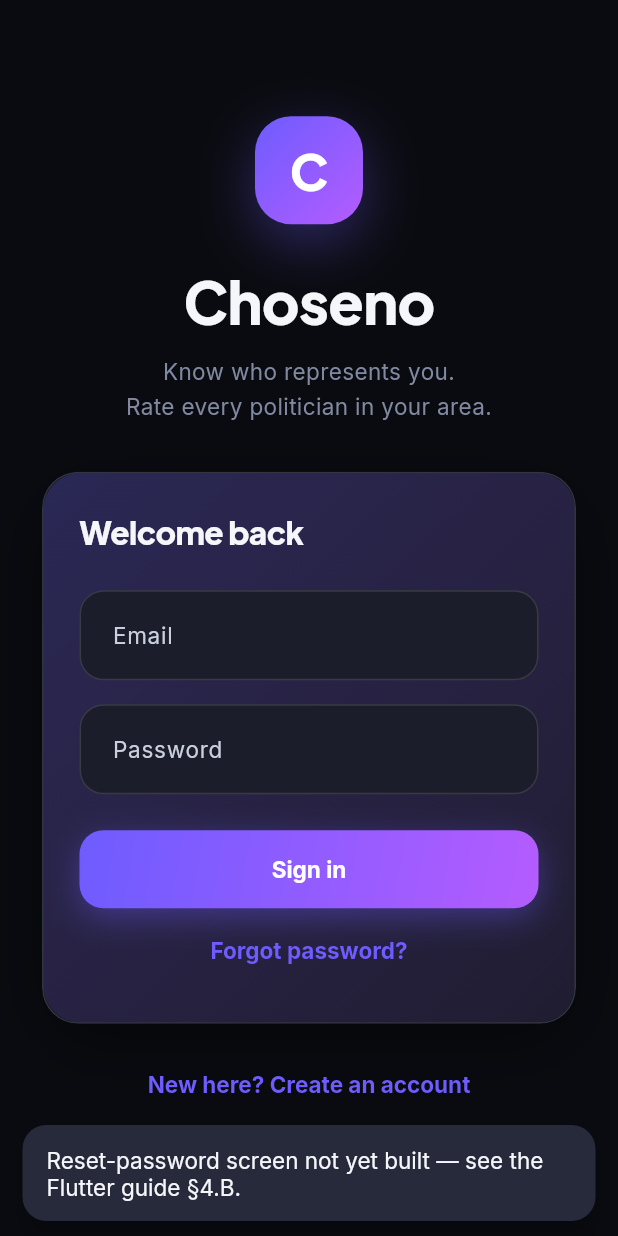
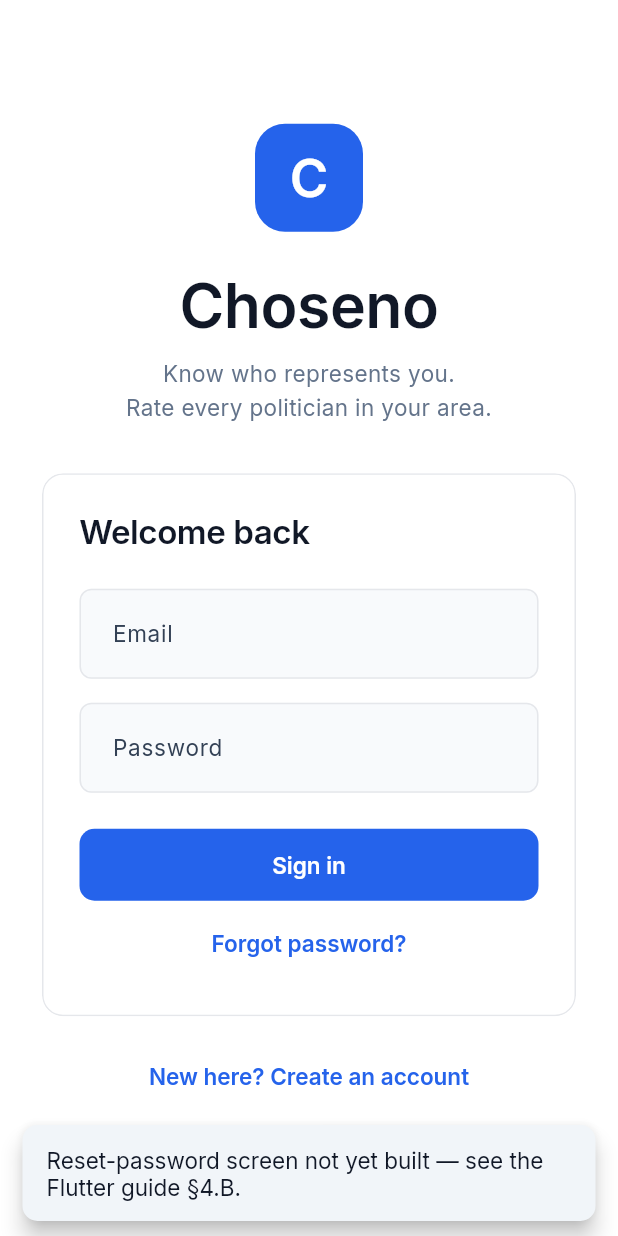
Before and after one commit to vmn2k4/srinath_choseno, a Flutter app: the screen it shows after launch, after a tap on "Forgot password?", on a phone screen of 412 x 824 dp. Run offline on Flutter 3.47's test engine with Material 3 defaults, Android fonts, the phone set to English and light mode, and no system bars; our stand-ins replace app_links, flutter_dotenv, flutter_map, flutter_riverpod, flutter_secure_storage, geolocator and 6 more; accounts and stored records are empty; network calls fail; project files that could hold a hidden picture were left out.

Commit message:
Mobile theme: Clean light default (InspoAI tokens) — blue #2563EB, Inter everywhere, flat bordered cards, 14/10/8 radii, labelled nav; AA test
Co-Authored-By: Claude Sonnet 5.5 <noreply@anthropic.com>

```diff
--- a/mobile/lib/core/theme/app_theme.dart
+++ b/mobile/lib/core/theme/app_theme.dart
@@ -14,7 +14,7 @@ import 'theme_config.dart';
 /// Corner radius for buttons and inputs — rounder than the website's 8px
 /// small-control radius on purpose: on a touch screen a 52pt-tall control
 /// with a soft 16pt corner reads (and taps) as a native control.
-const double _controlRadius = 16;
+const double _controlRadius = ChosenoRadii.control;
 
 abstract final class ChosenoTheme {
   static ChosenoPalette of(BuildContext context) {
@@ -127,7 +127,7 @@ abstract final class AppTheme {
             fontWeight: FontWeight.w700,
           ),
           elevation: 0,
-          minimumSize: const Size(64, 52),
+          minimumSize: const Size(64, 48),
           padding: const EdgeInsets.symmetric(
             horizontal: ChosenoSpacing.lg,
             vertical: ChosenoSpacing.md,
@@ -141,7 +141,7 @@ abstract final class AppTheme {
         style: OutlinedButton.styleFrom(
           foregroundColor: palette.primary,
           side: BorderSide(color: palette.primary, width: 1.5),
-          minimumSize: const Size(64, 52),
+          minimumSize: const Size(64, 48),
           textStyle: ChosenoTypography.body(
             color: palette.primary,
             fontWeight: FontWeight.w700,
@@ -174,19 +174,19 @@ abstract final class AppTheme {
           vertical: ChosenoSpacing.md + 2,
         ),
         border: OutlineInputBorder(
-          borderRadius: BorderRadius.circular(_controlRadius),
+          borderRadius: BorderRadius.circular(ChosenoRadii.input),
           borderSide: BorderSide(color: palette.borderLight),
         ),
         enabledBorder: OutlineInputBorder(
-          borderRadius: BorderRadius.circular(_controlRadius),
+          borderRadius: BorderRadius.circular(ChosenoRadii.input),
           borderSide: BorderSide(color: palette.borderLight),
         ),
         focusedBorder: OutlineInputBorder(
-          borderRadius: BorderRadius.circular(_controlRadius),
+          borderRadius: BorderRadius.circular(ChosenoRadii.input),
           borderSide: BorderSide(color: palette.primary, width: 1.5),
         ),
         errorBorder: OutlineInputBorder(
-          borderRadius: BorderRadius.circular(_controlRadius),
+          borderRadius: BorderRadius.circular(ChosenoRadii.input),
           borderSide: BorderSide(color: palette.danger),
         ),
       ),
@@ -196,14 +196,14 @@ abstract final class AppTheme {
         showDragHandle: true,
         dragHandleColor: palette.border,
         shape: const RoundedRectangleBorder(
-          borderRadius: BorderRadius.vertical(top: Radius.circular(28)),
+          borderRadius: BorderRadius.vertical(top: Radius.circular(ChosenoRadii.dialog)),
         ),
       ),
       dialogTheme: DialogThemeData(
         backgroundColor: palette.surfaceElevated,
         surfaceTintColor: Colors.transparent,
         shape: RoundedRectangleBorder(
-          borderRadius: BorderRadius.circular(ChosenoRadii.card),
+          borderRadius: BorderRadius.circular(ChosenoRadii.dialog),
         ),
         titleTextStyle: ChosenoTypography.display(
           color: palette.textMain,
@@ -228,7 +228,9 @@ abstract final class AppTheme {
       // default selected fill is the accent colour, which clashes.
       chipTheme: ChipThemeData(
         backgroundColor: palette.surface,
-        selectedColor: palette.primary.withValues(alpha: 0.18),
+        selectedColor: palette.primary.withValues(
+          alpha: palette.isLight ? 0.10 : 0.18,
+        ),
         side: BorderSide(color: palette.border),
         checkmarkColor: palette.primary,
         labelStyle: ChosenoTypography.body(
@@ -247,7 +249,9 @@ abstract final class AppTheme {
       navigationBarTheme: NavigationBarThemeData(
         backgroundColor: palette.surface,
         height: 68,
-        indicatorColor: palette.primary.withValues(alpha: 0.18),
+        indicatorColor: palette.primary.withValues(
+          alpha: palette.isLight ? 0.10 : 0.18,
+        ),
         surfaceTintColor: Colors.transparent,
         labelTextStyle: WidgetStateProperty.resolveWith(
           (states) => ChosenoTypography.body(
--- a/mobile/lib/core/theme/theme_config.dart
+++ b/mobile/lib/core/theme/theme_config.dart
@@ -167,6 +167,47 @@ class ChosenoPalette extends ThemeExtension<ChosenoPalette> {
   /// The mobile app's own palette — deliberately NOT the website's. The
   /// web palette (pale olive on maroon-black, translucent glass, cool-grey
   /// text) reads muted and low-contrast on a phone held at arm's length.
+  /// "Clean" — the default. Follows the InspoAI UI tokens: white canvas,
+  /// near-black text, one blue (#2563EB) for everything interactive, hairline
+  /// grey borders and no decorative gradients or glows. Green / amber / red
+  /// are reserved for success / warning / error meaning only. Flat by design:
+  /// cards are white with a 1px border, not shadowed (see ChosenoShadows).
+  static const clean = ChosenoPalette(
+    background: Color(0xFFFFFFFF),
+    surface: Color(0xFFFFFFFF),
+    surfaceHover: Color(0xFFF8FAFC),
+    surfaceActive: Color(0xFFF1F5F9),
+    surfaceElevated: Color(0xFFFFFFFF),
+    border: Color(0xFFE5E7EB),
+    borderLight: Color(0xFFE5E7EB),
+    textMain: Color(0xFF111827),
+    textSecondary: Color(0xFF334155),
+    textTertiary: Color(0xFF475569),
+    textMuted: Color(0xFF64748B),
+    textDark: Color(0xFF94A3B8),
+    textDarker: Color(0xFFCBD5E1),
+    primary: Color(0xFF2563EB),
+    primaryHover: Color(0xFF1D4ED8),
+    primaryLight: Color(0xFF1D4ED8),
+    primaryLighter: Color(0xFFBFDBFE),
+    primaryGlow: Color(0xFF2563EB), // == primary: no gradient
+    accent: Color(0xFF1D4ED8),
+    accentHover: Color(0xFF1E40AF),
+    danger: Color(0xFFDC2626),
+    dangerLight: Color(0xFF991B1B),
+    dangerLighter: Color(0xFFFEE2E2),
+    warning: Color(0xFFD97706),
+    warningLight: Color(0xFF92400E),
+    caution: Color(0xFFD97706),
+    cautionLight: Color(0xFFFEF3C7),
+    success: Color(0xFF059669),
+    successLight: Color(0xFF047857),
+    textOnPrimary: Color(0xFFFFFFFF),
+    overlay: Color(0x40000000),
+    overlayHeavy: Color(0xF2000000),
+    glassHighlight: Color(0xFFFFFFFF),
+  );
+
   /// "Midnight Pulse" is built for a handheld screen: a near-black ink
   /// canvas, solid (fast, no-blur) surfaces stepped up in clear increments,
   /// an electric violet→orchid brand gradient that pops on dark, and a
@@ -386,31 +427,37 @@ abstract final class ChosenoGradients {
   );
 }
 
-/// Font family tokens. Real Google Fonts via the `google_fonts` package.
+/// Font tokens. Inter (via `google_fonts`) for headings and body alike.
+/// (Older note, kept for history: the first mobile theme paired Plus
+/// Jakarta Sans headlines with Inter body.)
 /// Mobile deliberately differs from the website here: the web's condensed
 /// "Big Shoulders Display" headline face is a signage look that reads small
 /// and stiff on a phone; headlines here use Plus Jakarta Sans (a modern,
 /// friendly geometric sans) and body copy uses Inter, the most legible UI
 /// face at small sizes.
 abstract final class ChosenoTypography {
-  /// Headlines and big numbers. Sizes passed by call sites were tuned for a
-  /// condensed face, so they're scaled down slightly here to keep the same
-  /// visual weight in a wider one.
+  /// InspoAI scale: semibold (600) is the heaviest weight used — hierarchy
+  /// comes from size, colour and spacing, not from making everything bold.
+  /// Call sites still ask for w700/w800; they are capped here, centrally.
+  static FontWeight _cap(FontWeight w) =>
+      w.value > FontWeight.w600.value ? FontWeight.w600 : w;
+
+  /// Page titles and section headings. Inter, semibold, slightly tightened.
   static TextStyle display({
     required Color color,
     double fontSize = 28,
-    FontWeight fontWeight = FontWeight.w800,
+    FontWeight fontWeight = FontWeight.w600,
     double? height,
-  }) => GoogleFonts.plusJakartaSans(
+  }) => GoogleFonts.inter(
     color: color,
-    fontSize: fontSize * 0.88,
-    fontWeight: fontWeight == FontWeight.w700 ? FontWeight.w800 : fontWeight,
-    height: height,
-    letterSpacing: -0.4,
+    fontSize: fontSize * 0.92,
+    fontWeight: _cap(fontWeight),
+    height: height ?? 1.25,
+    letterSpacing: -0.3,
   );
 
   /// Body copy, labels, buttons, form fields — everything that isn't a
-  /// headline.
+  /// heading.
   static TextStyle body({
     required Color color,
     double fontSize = 15,
@@ -419,7 +466,7 @@ abstract final class ChosenoTypography {
   }) => GoogleFonts.inter(
     color: color,
     fontSize: fontSize,
-    fontWeight: fontWeight,
+    fontWeight: _cap(fontWeight),
     height: height,
   );
 }
@@ -427,7 +474,10 @@ abstract final class ChosenoTypography {
 /// Corner-radius tokens — DESIGN.md's Shapes section: 24px cards, 8px small
 /// controls, fully round for pills/avatars (never for a card).
 abstract final class ChosenoRadii {
-  static const double card = 24;
+  static const double card = 14;
+  static const double dialog = 16;
+  static const double control = 10; // buttons
+  static const double input = 8;
   static const double sm = 8;
   static const double full = 9999;
 }
@@ -457,14 +507,7 @@ abstract final class ChosenoShadows {
   /// Light palettes get soft, low-opacity shadows — the heavy black ones
   /// tuned for the dark canvas turn white cards into muddy grey slabs.
   static List<BoxShadow> elevatedMd(ChosenoPalette palette) => palette.isLight
-      ? const [
-          BoxShadow(
-            color: Color(0x14000000),
-            blurRadius: 12,
-            offset: Offset(0, 4),
-            spreadRadius: -2,
-          ),
-        ]
+      ? const <BoxShadow>[] // flat: border only
       : const [
           // Tighter and lighter than the web's 30px blur: this repeats on
           // every card in a scrolling list, and on a near-black canvas a
@@ -478,14 +521,7 @@ abstract final class ChosenoShadows {
         ];
 
   static List<BoxShadow> elevatedLg(ChosenoPalette palette) => palette.isLight
-      ? const [
-          BoxShadow(
-            color: Color(0x1F000000),
-            blurRadius: 24,
-            offset: Offset(0, 10),
-            spreadRadius: -6,
-          ),
-        ]
+      ? const <BoxShadow>[] // flat: border only
       : const [
           BoxShadow(
             color: Color(0x80000000),
--- a/mobile/lib/core/theme/theme_controller.dart
+++ b/mobile/lib/core/theme/theme_controller.dart
@@ -9,6 +9,7 @@ import 'package:flutter_secure_storage/flutter_secure_storage.dart';
 import 'theme_config.dart';
 
 enum AppThemeChoice {
+  clean('Clean', 'Light'),
   pulse('Midnight Pulse', 'Dark'),
   warmOrange('Warm orange', 'Light');
 
@@ -17,12 +18,14 @@ enum AppThemeChoice {
   final String mode;
 
   ChosenoPalette get palette => switch (this) {
+    AppThemeChoice.clean => ChosenoPalette.clean,
     AppThemeChoice.pulse => ChosenoPalette.pulse,
     AppThemeChoice.warmOrange => ChosenoPalette.warmOrange,
   };
 }
 
-const _storageKey = 'choseno_theme';
+// v2: the default changed to Clean, so earlier saved choices are ignored once.
+const _storageKey = 'choseno_theme_v2';
 
 class ThemeController extends Notifier<AppThemeChoice> {
   final _storage = const FlutterSecureStorage();
@@ -30,7 +33,7 @@ class ThemeController extends Notifier<AppThemeChoice> {
   @override
   AppThemeChoice build() {
     _restore();
-    return AppThemeChoice.pulse;
+    return AppThemeChoice.clean;
   }
 
   Future<void> _restore() async {
--- a/mobile/lib/core/widgets/app_badge.dart
+++ b/mobile/lib/core/widgets/app_badge.dart
@@ -53,25 +53,36 @@ class AppBadge extends StatelessWidget {
   Widget build(BuildContext context) {
     final palette = ChosenoTheme.of(context);
     final color = _color(palette);
+    // Amber / green at their fill shades are below 4.5:1 as small text on a
+    // light background, so light themes use the darker "-Light" shade for the
+    // label (the tint and border keep the semantic colour).
+    final textColor = palette.isLight
+        ? switch (tone) {
+            AppBadgeTone.warning ||
+            AppBadgeTone.caution => palette.warningLight,
+            AppBadgeTone.success => palette.successLight,
+            _ => color,
+          }
+        : color;
     final fontSize = size == AppBadgeSize.xs2
-        ? 9.0
-        : (size == AppBadgeSize.xs ? 10.0 : 12.0);
+        ? 10.0
+        : (size == AppBadgeSize.xs ? 11.0 : 12.0);
     final vPad = size == AppBadgeSize.xs2 ? 1.0 : 3.0;
     final hPad = size == AppBadgeSize.xs2 ? 6.0 : 9.0;
 
     return Container(
       padding: EdgeInsets.symmetric(horizontal: hPad, vertical: vPad),
       decoration: BoxDecoration(
-        color: color.withValues(alpha: 0.15),
+        color: color.withValues(alpha: 0.10),
         borderRadius: BorderRadius.circular(ChosenoRadii.full),
-        border: Border.all(color: color.withValues(alpha: 0.4)),
+        border: Border.all(color: color.withValues(alpha: 0.25)),
       ),
       child: Text(
         label,
-        style: TextStyle(
-          color: color,
+        style: ChosenoTypography.body(
+          color: textColor,
           fontSize: fontSize,
-          fontWeight: FontWeight.w700,
+          fontWeight: FontWeight.w600,
         ),
       ),
     );
--- a/mobile/lib/core/widgets/app_button.dart
+++ b/mobile/lib/core/widgets/app_button.dart
@@ -120,7 +120,7 @@ class AppButton extends StatelessWidget {
           onPressed: loading ? null : onPressed,
           style: OutlinedButton.styleFrom(
             foregroundColor: color,
-            side: BorderSide(color: color, width: 1.5),
+            side: BorderSide(color: color, width: 1),
           ),
           child: child,
         );
@@ -157,16 +157,17 @@ class _GradientButton extends StatelessWidget {
               AppHaptics.tap();
               onPressed!();
             },
-      borderRadius: BorderRadius.circular(16),
+      borderRadius: BorderRadius.circular(ChosenoRadii.control),
       child: Opacity(
         opacity: enabled ? 1 : 0.45,
         child: Container(
-          constraints: const BoxConstraints(minHeight: 52, minWidth: 64),
+          constraints: const BoxConstraints(minHeight: 48, minWidth: 64),
           padding: const EdgeInsets.symmetric(horizontal: ChosenoSpacing.lg),
           decoration: BoxDecoration(
             gradient: ChosenoGradients.primary(palette),
-            borderRadius: BorderRadius.circular(16),
-            boxShadow: enabled
+            borderRadius: BorderRadius.circular(ChosenoRadii.control),
+            // The coloured glow only belongs to gradient (dark) themes.
+            boxShadow: enabled && !palette.isLight
                 ? [
                     BoxShadow(
                       color: palette.primary.withValues(alpha: 0.38),
--- a/mobile/lib/core/widgets/app_card.dart
+++ b/mobile/lib/core/widgets/app_card.dart
@@ -88,7 +88,9 @@ class AppCard extends StatelessWidget {
       child: DecoratedBox(
         decoration: BoxDecoration(
           borderRadius: radius,
-          gradient: variant == AppCardVariant.hero
+          gradient: palette.isLight
+              ? null
+              : variant == AppCardVariant.hero
               ? ChosenoGradients.wash(palette)
               : LinearGradient(
                   begin: Alignment.topCenter,
--- a/mobile/lib/presentation/common/widgets/app_shell.dart
+++ b/mobile/lib/presentation/common/widgets/app_shell.dart
@@ -111,7 +111,7 @@ class AppShell extends ConsumerWidget {
             child: NavigationBar(
               backgroundColor: Colors.transparent,
               elevation: 0,
-              labelBehavior: NavigationDestinationLabelBehavior.onlyShowSelected,
+              labelBehavior: NavigationDestinationLabelBehavior.alwaysShow,
               selectedIndex: _visualIndexForBranch(
                 navigationShell.currentIndex,
                 myWallSlug != null,
--- a/mobile/lib/presentation/features/auth/screens/sign_in_screen.dart
+++ b/mobile/lib/presentation/features/auth/screens/sign_in_screen.dart
@@ -107,14 +107,19 @@ class _SignInScreenState extends ConsumerState<SignInScreen> {
                       alignment: Alignment.center,
                       decoration: BoxDecoration(
                         gradient: ChosenoGradients.primary(palette),
-                        borderRadius: BorderRadius.circular(24),
-                        boxShadow: [
-                          BoxShadow(
-                            color: palette.primary.withValues(alpha: 0.35),
-                            blurRadius: 32,
-                            offset: const Offset(0, 12),
-                          ),
-                        ],
+                        borderRadius: BorderRadius.circular(ChosenoRadii.dialog + 4),
+                        // Flat on light themes; the glow is a dark-theme touch.
+                        boxShadow: palette.isLight
+                            ? null
+                            : [
+                                BoxShadow(
+                                  color: palette.primary.withValues(
+                                    alpha: 0.35,
+                                  ),
+                                  blurRadius: 32,
+                                  offset: const Offset(0, 12),
+                                ),
+                              ],
                       ),
                       child: Text(
                         'C',
```
Also changed, not shown: 1 other file.
